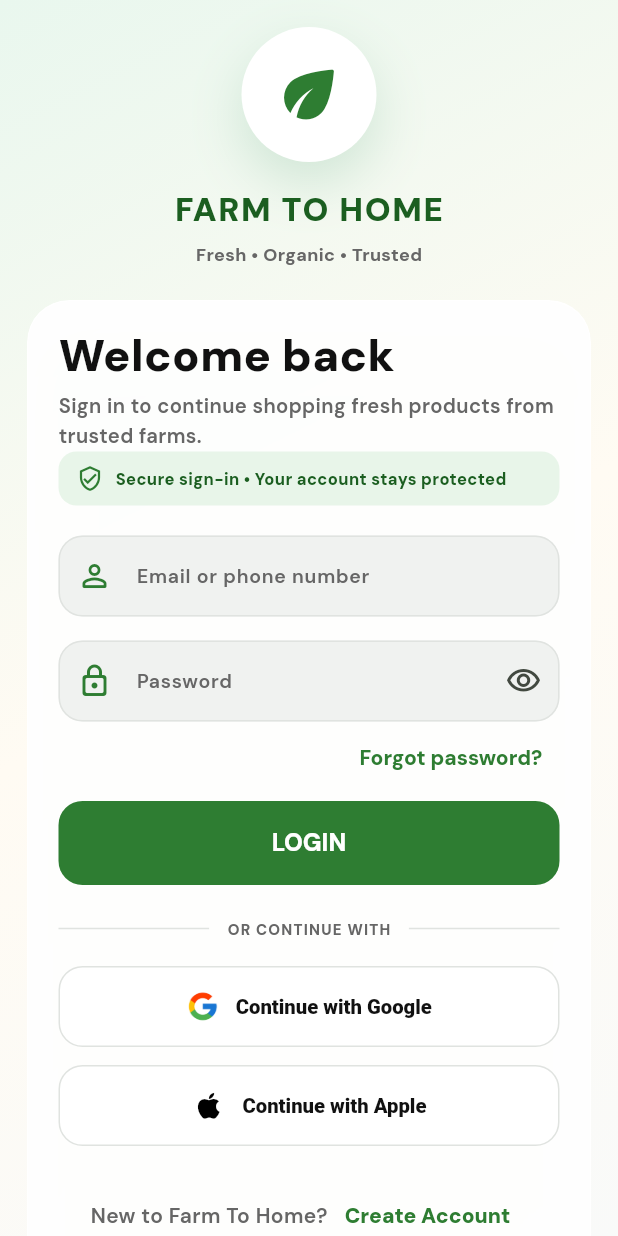
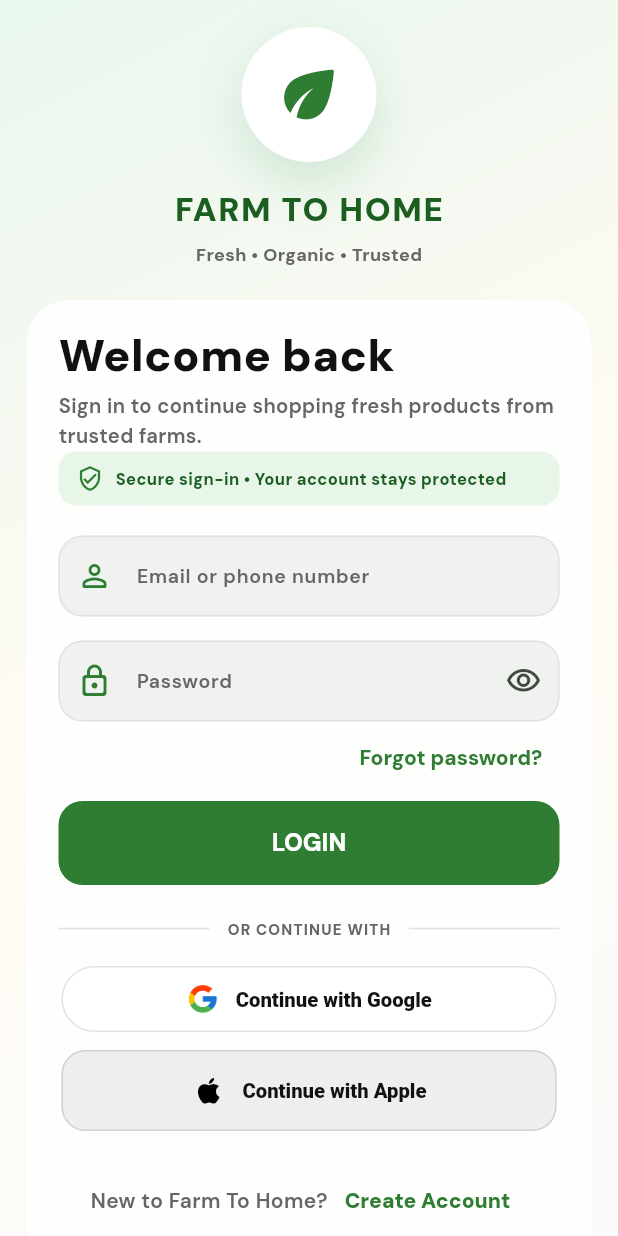
Before and after one commit to veeramallasai/Flutter-Frontend, a Flutter app: the screen it shows after launch, on a phone screen of 412 x 824 dp. Run offline on Flutter 3.47's test engine with Material 3 defaults, Android fonts, the phone set to English and light mode, and no system bars; our stand-ins replace flutter_secure_storage, geocoding, geolocator, google_fonts, google_sign_in, sign_in_with_apple; missing offline and left inert: google_sign_in_web; accounts and stored records are empty.

Commit message:
Configure new Google OAuth client for deployment

```diff
--- a/lib/features/auth/login_screen.dart
+++ b/lib/features/auth/login_screen.dart
@@ -26,7 +26,7 @@ class _LoginScreenState extends State<LoginScreen>
   static const String _googleWebClientId = String.fromEnvironment(
     'GOOGLE_WEB_CLIENT_ID',
     defaultValue:
-        '1066615778167-ochceogaf54rramkojskbrbqlkfr3fi6.apps.googleusercontent.com',
+        '629064242041-e9cl3id38mtasb9asii6qlmdu08t1fri.apps.googleusercontent.com',
   );
   static const String _appleServiceId = String.fromEnvironment(
     'APPLE_SERVICE_ID',
@@ -705,9 +705,14 @@ class _LoginScreenState extends State<LoginScreen>
             if (kIsWeb)
               buildGoogleWebSignInButton()
             else
-              _SocialButton(
+              Center(
+                child: SizedBox(
+                  width: _socialButtonWidth(context),
+                  child: _SocialButton(
                     enabled: !_loading,
                     onPressed: _continueWithGoogle,
+                    height: 44,
+                    borderRadius: 24,
                     child: Row(
                       mainAxisAlignment: MainAxisAlignment.center,
                       children: <Widget>[
@@ -733,10 +738,17 @@ class _LoginScreenState extends State<LoginScreen>
                       ],
                     ),
                   ),
+                ),
+              ),
             const SizedBox(height: 12),
-            _SocialButton(
+            Center(
+              child: SizedBox(
+                width: _socialButtonWidth(context),
+                child: _SocialButton(
                   enabled: !_loading,
                   onPressed: _continueWithApple,
+                  backgroundColor: const Color(0xFFEEEEEE),
+                  borderColor: const Color(0xFFD2D2D2),
                   child: Row(
                     mainAxisAlignment: MainAxisAlignment.center,
                     children: <Widget>[
@@ -751,6 +763,8 @@ class _LoginScreenState extends State<LoginScreen>
                       const SizedBox(width: 11),
                       const Text('Continue with Apple'),
                     ],
+                  ),
+                ),
               ),
             ),
             const SizedBox(height: 22),
@@ -786,6 +800,9 @@ class _LoginScreenState extends State<LoginScreen>
       ),
     );
   }
+
+  double _socialButtonWidth(BuildContext context) =>
+      (MediaQuery.sizeOf(context).width - 76).clamp(1, 330);
 }
 
 class _SocialButton extends StatelessWidget {
@@ -793,24 +810,32 @@ class _SocialButton extends StatelessWidget {
     required this.enabled,
     required this.onPressed,
     required this.child,
+    this.height = 54,
+    this.backgroundColor = Colors.white,
+    this.borderColor = _LoginScreenState._border,
+    this.borderRadius = 16,
   });
 
   final bool enabled;
   final VoidCallback onPressed;
   final Widget child;
+  final double height;
+  final Color backgroundColor;
+  final Color borderColor;
+  final double borderRadius;
 
   @override
   Widget build(BuildContext context) {
     return SizedBox(
-      height: 54,
+      height: height,
       child: OutlinedButton(
         onPressed: enabled ? onPressed : null,
         style: OutlinedButton.styleFrom(
           foregroundColor: _LoginScreenState._text,
-          side: const BorderSide(color: _LoginScreenState._border),
-          backgroundColor: Colors.white,
+          side: BorderSide(color: borderColor),
+          backgroundColor: backgroundColor,
           shape: RoundedRectangleBorder(
-            borderRadius: BorderRadius.circular(16),
+            borderRadius: BorderRadius.circular(borderRadius),
           ),
           textStyle: const TextStyle(
             fontSize: 13.5,
--- a/lib/features/auth/widgets/google_web_sign_in_button_web.dart
+++ b/lib/features/auth/widgets/google_web_sign_in_button_web.dart
@@ -1,16 +1,25 @@
 import 'package:flutter/widgets.dart';
 import 'package:google_sign_in_web/web_only.dart';
 
-Widget buildGoogleWebSignInButton() => Center(
+Widget buildGoogleWebSignInButton() => Builder(
+  builder: (BuildContext context) {
+    final double width = (MediaQuery.sizeOf(context).width - 96).clamp(1, 310);
+
+    return Center(
+      child: SizedBox(
+        width: width,
         child: renderButton(
           configuration: GSIButtonConfiguration(
             type: GSIButtonType.standard,
             theme: GSIButtonTheme.outline,
             size: GSIButtonSize.large,
             text: GSIButtonText.continueWith,
-      shape: GSIButtonShape.rectangular,
+            shape: GSIButtonShape.pill,
             logoAlignment: GSIButtonLogoAlignment.left,
-      minimumWidth: 320,
+            minimumWidth: width,
+          ),
         ),
       ),
     );
+  },
+);
```
Also changed, not shown: 4 other files. Lines whose indentation alone changed are shown as unchanged.
